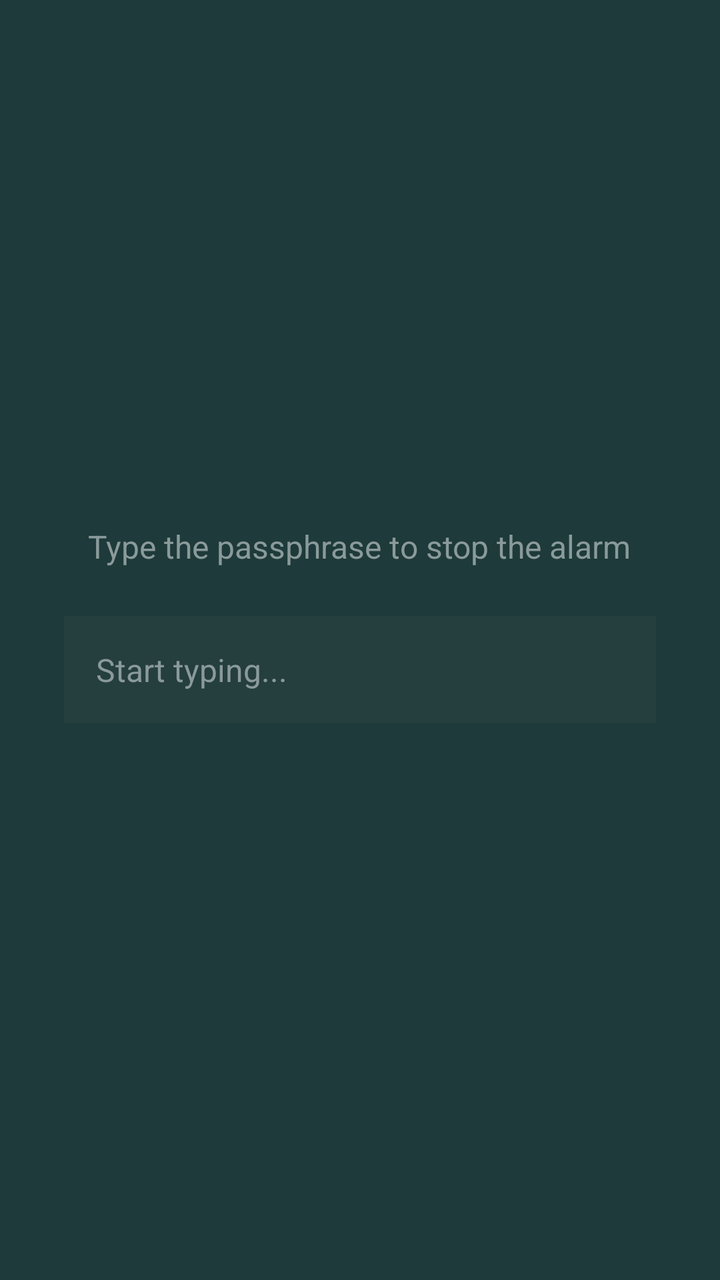
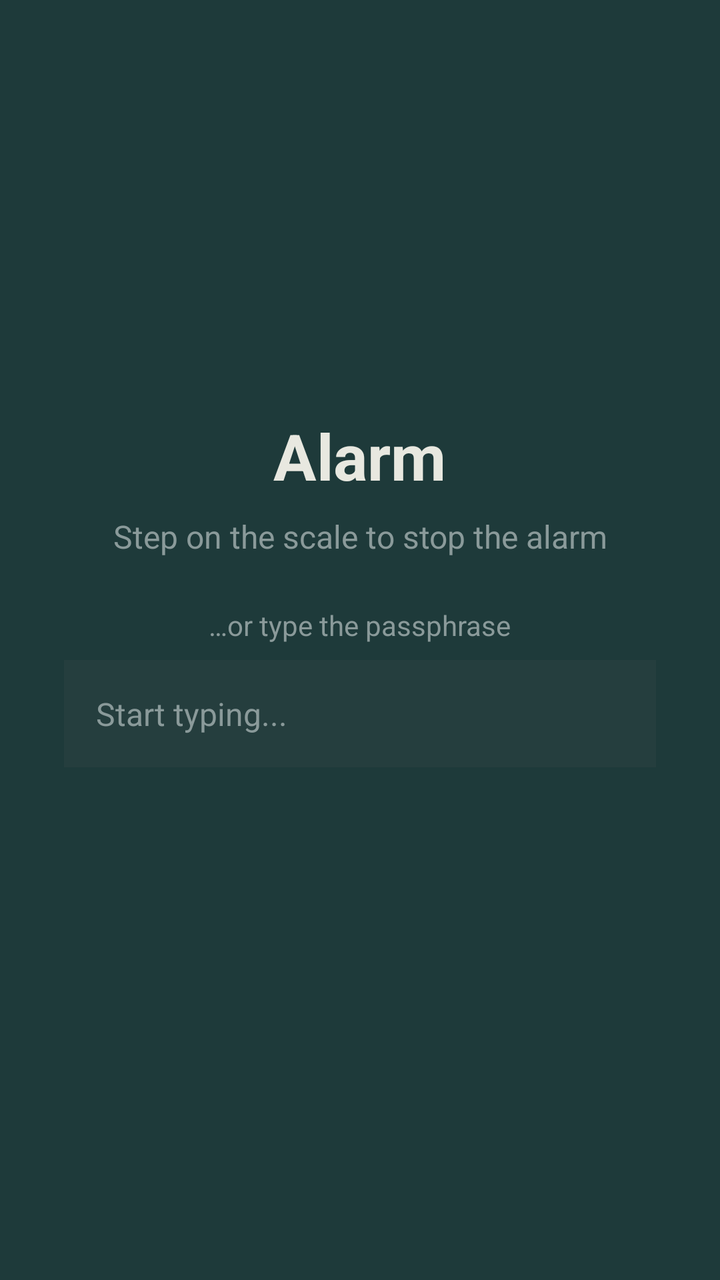

An Android layout rendered at two revisions. The XML below is the earlier revision; the diff shows what the commit changed to produce the second picture.
<!-- AndroidManifest.xml: activity theme Theme.AppCompat.NoActionBar -->
<!-- res/layout/activity_alarm_dismiss.xml -->
<?xml version="1.0" encoding="utf-8"?>
<FrameLayout xmlns:android="http://schemas.android.com/apk/res/android"
    android:layout_width="match_parent"
    android:layout_height="match_parent"
    android:background="@color/bg_dark"
    android:padding="32dp">

    <LinearLayout
        android:layout_width="match_parent"
        android:layout_height="wrap_content"
        android:layout_gravity="center"
        android:orientation="vertical"
        android:gravity="center_horizontal">

        <TextView
            android:layout_width="wrap_content"
            android:layout_height="wrap_content"
            android:text="Type the passphrase to stop the alarm"
            android:textColor="@color/text_muted"
            android:textSize="16sp"
            android:layout_marginBottom="24dp" />

        <EditText
            android:id="@+id/passphrase_input"
            android:layout_width="match_parent"
            android:layout_height="wrap_content"
            android:hint="Start typing..."
            android:textColor="@color/text_primary"
            android:textColorHint="@color/text_muted"
            android:background="@color/input_bg"
            android:padding="16dp"
            android:textSize="16sp"
            android:inputType="text"
            android:singleLine="true"
            android:layout_marginBottom="16dp" />

        <TextView
            android:id="@+id/try_again_text"
            android:layout_width="wrap_content"
            android:layout_height="wrap_content"
            android:text="TRY AGAIN!"
            android:textColor="@color/error_red"
            android:textSize="24sp"
            android:textStyle="bold"
            android:visibility="gone" />

    </LinearLayout>

</FrameLayout>
<!-- resources referenced by this layout -->
<resources>
  <color name="bg_dark">#1E3A3A</color>
  <color name="error_red">#FF4444</color>
  <color name="input_bg">#253E3E</color>
  <color name="text_muted">#8A9A9A</color>
  <color name="text_primary">#E8E8E0</color>
</resources>

<!-- the commit's change to res/layout/activity_alarm_dismiss.xml (unified diff, before → after) -->
@@ -13,12 +13,47 @@
         android:gravity="center_horizontal">
 
         <TextView
+            android:id="@+id/alarm_name_text"
             android:layout_width="wrap_content"
             android:layout_height="wrap_content"
-            android:text="Type the passphrase to stop the alarm"
+            android:text="Alarm"
+            android:textColor="@color/text_primary"
+            android:textSize="32sp"
+            android:textStyle="bold"
+            android:layout_marginBottom="8dp" />
+
+        <TextView
+            android:id="@+id/instruction_text"
+            android:layout_width="match_parent"
+            android:layout_height="wrap_content"
+            android:text="Step on the scale to stop the alarm"
             android:textColor="@color/text_muted"
             android:textSize="16sp"
+            android:gravity="center"
             android:layout_marginBottom="24dp" />
+
+        
+        <Button
+            android:id="@+id/dismiss_button"
+            android:layout_width="match_parent"
+            android:layout_height="72dp"
+            android:text="DISMISS"
+            android:textSize="20sp"
+            android:textStyle="bold"
+            android:textColor="@color/text_primary"
+            android:background="@color/primary_accent"
+            android:visibility="gone"
+            android:layout_marginBottom="24dp" />
+
+        
+        <TextView
+            android:id="@+id/passphrase_label"
+            android:layout_width="wrap_content"
+            android:layout_height="wrap_content"
+            android:text="…or type the passphrase"
+            android:textColor="@color/text_muted"
+            android:textSize="14sp"
+            android:layout_marginBottom="8dp" />
 
         <EditText
             android:id="@+id/passphrase_input"
@@ -44,6 +79,16 @@
             android:textStyle="bold"
             android:visibility="gone" />
 
+        <TextView
+            android:id="@+id/scale_status_text"
+            android:layout_width="match_parent"
+            android:layout_height="wrap_content"
+            android:text=""
+            android:textColor="@color/secondary_accent"
+            android:textSize="13sp"
+            android:gravity="center"
+            android:layout_marginTop="16dp" />
+
     </LinearLayout>
 
 </FrameLayout>
<!-- resource entries referenced after the edit -->
@@ -3,6 +3,8 @@
   <color name="bg_dark">#1E3A3A</color>
   <color name="error_red">#FF4444</color>
   <color name="input_bg">#253E3E</color>
+  <color name="primary_accent">#4A8080</color>
+  <color name="secondary_accent">#C9B458</color>
   <color name="text_muted">#8A9A9A</color>
   <color name="text_primary">#E8E8E0</color>
 </resources>
